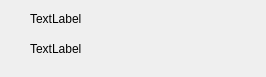
Before: the Qt Designer form qt/acu/warningdialog.ui in mike-kang/Project_fb, drawn with Qt 5.
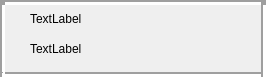
After: the same form once the commit is applied.

Patch:
```diff
--- a/qt/acu/warningdialog.ui
+++ b/qt/acu/warningdialog.ui
@@ -39,6 +39,70 @@
     <string>TextLabel</string>
    </property>
   </widget>
+  <widget class="Line" name="line">
+   <property name="geometry">
+    <rect>
+     <x>0</x>
+     <y>0</y>
+     <width>266</width>
+     <height>5</height>
+    </rect>
+   </property>
+   <property name="lineWidth">
+    <number>5</number>
+   </property>
+   <property name="orientation">
+    <enum>Qt::Horizontal</enum>
+   </property>
+  </widget>
+  <widget class="Line" name="line_2">
+   <property name="geometry">
+    <rect>
+     <x>0</x>
+     <y>72</y>
+     <width>266</width>
+     <height>5</height>
+    </rect>
+   </property>
+   <property name="lineWidth">
+    <number>5</number>
+   </property>
+   <property name="orientation">
+    <enum>Qt::Horizontal</enum>
+   </property>
+  </widget>
+  <widget class="Line" name="line_3">
+   <property name="geometry">
+    <rect>
+     <x>0</x>
+     <y>0</y>
+     <width>5</width>
+     <height>77</height>
+    </rect>
+   </property>
+   <property name="lineWidth">
+    <number>5</number>
+   </property>
+   <property name="orientation">
+    <enum>Qt::Vertical</enum>
+   </property>
+  </widget>
+  <widget class="Line" name="line_4">
+   <property name="geometry">
+    <rect>
+     <x>261</x>
+     <y>0</y>
+     <width>5</width>
+     <height>77</height>
+    </rect>
+   </property>
+   <property name="lineWidth">
+    <number>5</number>
+   </property>
+   <property name="orientation">
+    <enum>Qt::Vertical</enum>
+   </property>
+  </widget>
  </widget>
  <resources/>
  <connections/>
```
Left out of the diff: 3 changed lines with no effect on the pictures.
